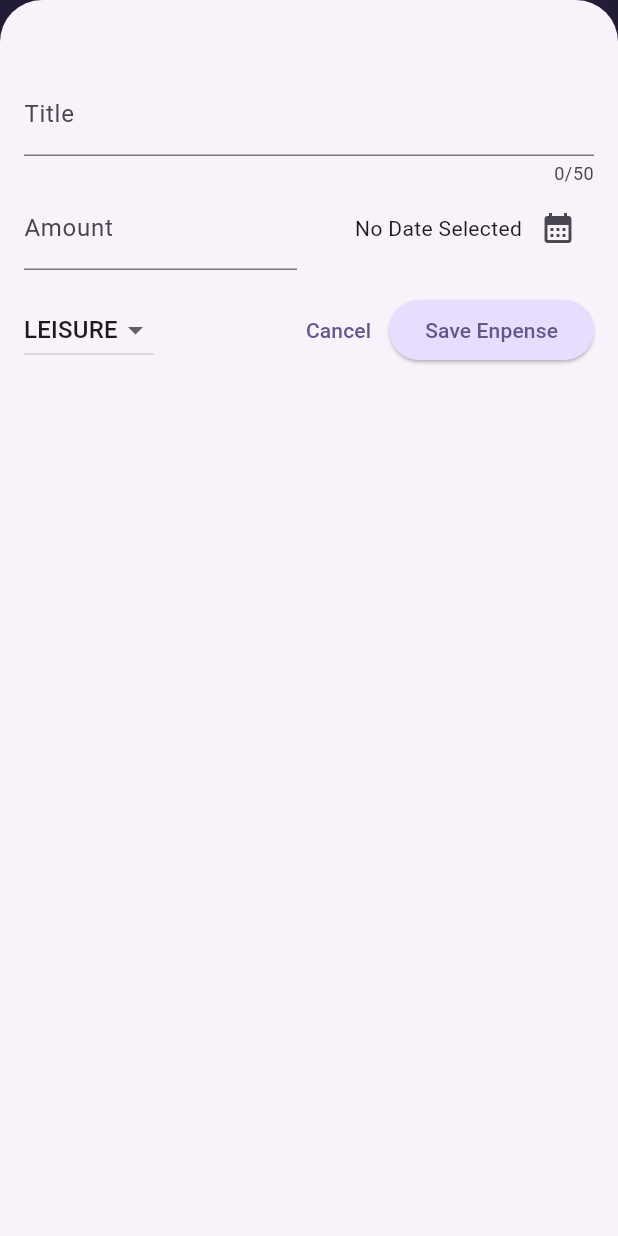
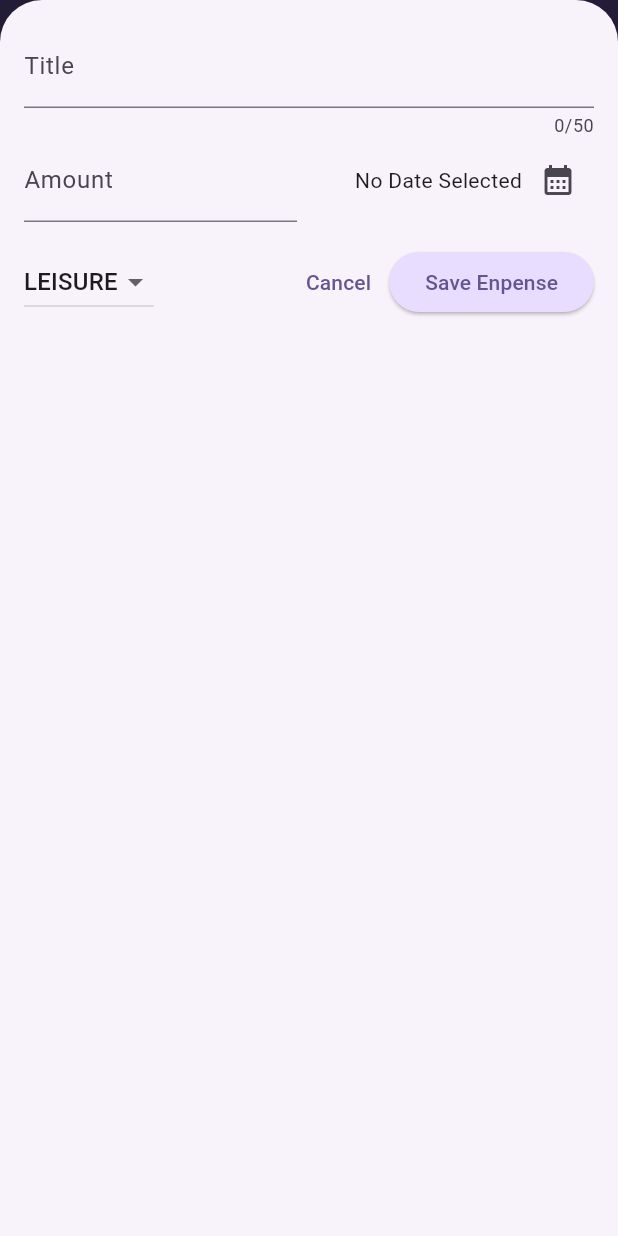
Before and after one commit to Sharoz29/expense-tracker-app, a Flutter app: the screen it shows after launch, after a tap on the "add" icon, on a phone screen of 412 x 824 dp. Run offline on Flutter 3.47's test engine with Material 3 defaults, Android fonts, the phone set to English and light mode, and no system bars.

Commit message:
Adding responsiveness for the model screen for diff layouts

```diff
--- a/lib/widgets/expenses.dart
+++ b/lib/widgets/expenses.dart
@@ -29,6 +29,7 @@ class _ExpensesState extends State<Expenses> {
 
   void _openAddExpenseOverlay() {
     showModalBottomSheet(
+      useSafeArea: true,
       isScrollControlled: true,
       context: context,
       builder: (ctx) => NewExpense(
@@ -48,6 +49,7 @@ class _ExpensesState extends State<Expenses> {
     setState(() {
       _registeredExpenses.remove(expense);
     });
+    // Used to enable undo action after removing
     ScaffoldMessenger.of(context).clearSnackBars();
     ScaffoldMessenger.of(context).showSnackBar(
       SnackBar(
--- a/lib/widgets/new_expense.dart
+++ b/lib/widgets/new_expense.dart
@@ -83,10 +83,48 @@ class _NewExpenseState extends State<NewExpense> {
 
   @override
   Widget build(BuildContext context) {
-    return Padding(
-      padding: const EdgeInsets.fromLTRB(16, 48, 16, 16),
+    //Gives information regarding if any element is overlapping from the bottom
+    final keyboardSpace = MediaQuery.of(context).viewInsets.bottom;
+    return LayoutBuilder(
+      builder: (ctx, constraints) {
+        final width = constraints.maxWidth;
+
+        return SizedBox(
+          height: double.infinity,
+          child: SingleChildScrollView(
+            child: Padding(
+              padding: EdgeInsets.fromLTRB(16, 16, 16, keyboardSpace + 16),
               child: Column(
                 children: [
+                  if (width >= 600)
+                    Row(
+                      crossAxisAlignment: CrossAxisAlignment.start,
+                      children: [
+                        Expanded(
+                          child: TextField(
+                            controller: _titleController,
+                            maxLength: 50,
+                            decoration: const InputDecoration(
+                              label: Text('Title'),
+                            ),
+                          ),
+                        ),
+                        const SizedBox(
+                          width: 24,
+                        ),
+                        Expanded(
+                          child: TextField(
+                            controller: _amountController,
+                            keyboardType: TextInputType.number,
+                            decoration: const InputDecoration(
+                              label: Text('Amount'),
+                              prefix: Text('\$ '),
+                            ),
+                          ),
+                        ),
+                      ],
+                    )
+                  else
                     TextField(
                       controller: _titleController,
                       maxLength: 50,
@@ -94,6 +132,50 @@ class _NewExpenseState extends State<NewExpense> {
                         label: Text('Title'),
                       ),
                     ),
+                  if (width >= 600)
+                    Row(
+                      children: [
+                        DropdownButton(
+                          value: _selectedCategory,
+                          items: Category.values
+                              .map(
+                                (item) => DropdownMenuItem(
+                                  value: item,
+                                  child: Text(
+                                    item.name.toUpperCase(),
+                                  ),
+                                ),
+                              )
+                              .toList(),
+                          onChanged: (value) {
+                            _categoryPicker(value);
+                          },
+                        ),
+                        const SizedBox(),
+                        Expanded(
+                          child: Row(
+                            mainAxisAlignment: MainAxisAlignment.end,
+                            crossAxisAlignment: CrossAxisAlignment.center,
+                            children: [
+                              Text(
+                                _selectedDate == null
+                                    ? 'No Date Selected'
+                                    : formatter
+                                        .format(_selectedDate!)
+                                        .toString(),
+                              ),
+                              IconButton(
+                                onPressed: _presentDatePicker,
+                                icon: const Icon(
+                                  Icons.calendar_month,
+                                ),
+                              )
+                            ],
+                          ),
+                        ),
+                      ],
+                    )
+                  else
                     Row(
                       children: [
                         Expanded(
@@ -117,7 +199,9 @@ class _NewExpenseState extends State<NewExpense> {
                               Text(
                                 _selectedDate == null
                                     ? 'No Date Selected'
-                          : formatter.format(_selectedDate!).toString(),
+                                    : formatter
+                                        .format(_selectedDate!)
+                                        .toString(),
                               ),
                               IconButton(
                                 onPressed: _presentDatePicker,
@@ -127,10 +211,27 @@ class _NewExpenseState extends State<NewExpense> {
                               )
                             ],
                           ),
-              )
+                        ),
                       ],
                     ),
                   const SizedBox(height: 16),
+                  if (width >= 600)
+                    Row(
+                      children: [
+                        const Spacer(),
+                        TextButton(
+                          onPressed: () {
+                            Navigator.pop(context);
+                          },
+                          child: const Text('Cancel'),
+                        ),
+                        ElevatedButton(
+                          onPressed: _submitExpenseForm,
+                          child: const Text('Save Enpense'),
+                        )
+                      ],
+                    )
+                  else
                     Row(
                       children: [
                         DropdownButton(
@@ -164,6 +265,10 @@ class _NewExpenseState extends State<NewExpense> {
                     )
                 ],
               ),
+            ),
+          ),
+        );
+      },
     );
   }
 }
```
Lines whose indentation alone changed are shown as unchanged.
